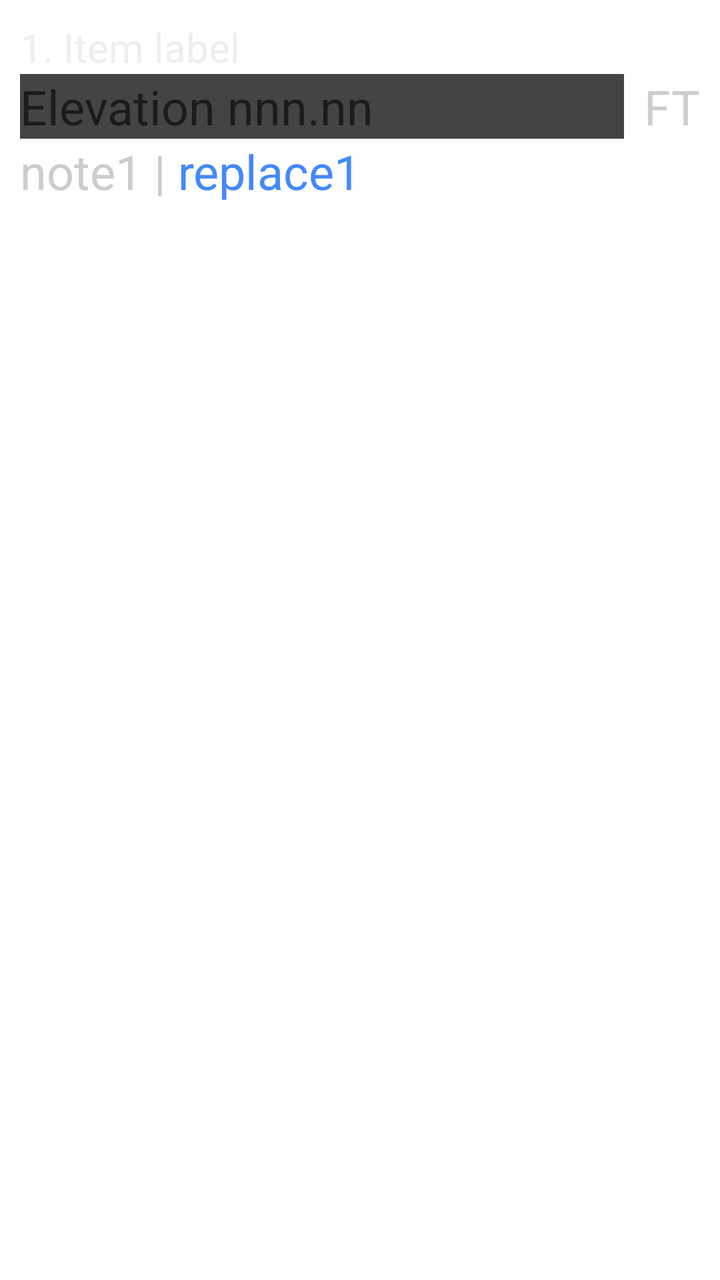
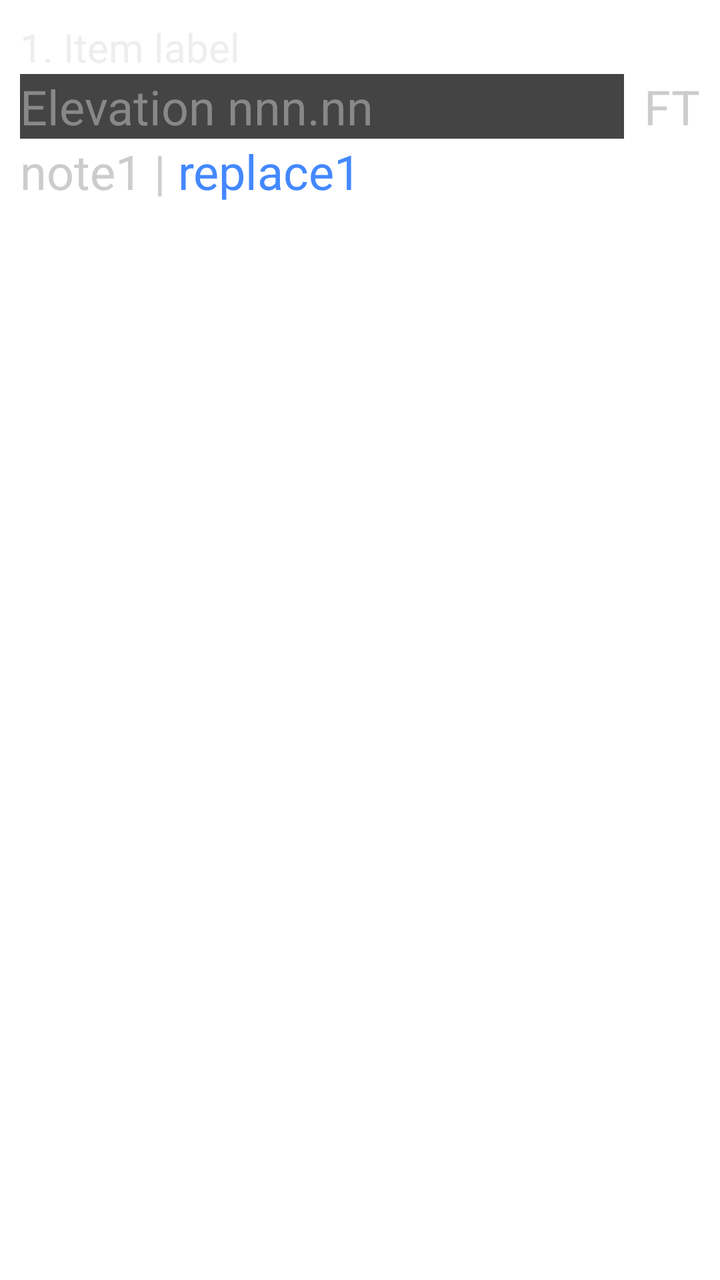

Compare the two renders of this Android layout. The source of the first and the diff that turns it into the second are given below.
<!-- AndroidManifest.xml: application theme Theme.Alluicomponents -->
<!-- res/layout/test1_con.xml -->
<?xml version="1.0" encoding="utf-8"?>
<androidx.constraintlayout.widget.ConstraintLayout xmlns:android="http://schemas.android.com/apk/res/android"
    xmlns:app="http://schemas.android.com/apk/res-auto"
    xmlns:tools="http://schemas.android.com/tools"
    android:layout_width="match_parent"
    android:layout_height="match_parent"
    android:padding="10dp"
    tools:background="#222">

    <TextView
        android:id="@+id/label1"
        android:layout_width="match_parent"
        android:layout_height="wrap_content"
        android:text="1. Item label"
        android:textColor="#eee"
        android:textSize="20dp"
        app:layout_constraintEnd_toEndOf="parent"
        app:layout_constraintStart_toStartOf="parent"
        app:layout_constraintTop_toTopOf="parent" />


    <EditText
        android:id="@+id/data"
        android:layout_width="0dp"
        android:layout_height="wrap_content"
        android:layout_below="@+id/label1"
        android:background="#444"
        android:foreground="@drawable/fg_panel"
        android:hint="Elevation nnn.nn"
        android:textSize="24dp"
        app:layout_constraintEnd_toStartOf="@+id/unit"
        app:layout_constraintStart_toStartOf="parent"
        app:layout_constraintTop_toBottomOf="@+id/label1" />

    <TextView
        android:id="@+id/unit"
        android:layout_width="wrap_content"
        android:layout_height="wrap_content"
        android:layout_marginStart="10dp"
        android:text="FT"
        android:textColor="#ccc"
        android:textSize="24dp"
        app:layout_constraintEnd_toEndOf="parent"
        app:layout_constraintStart_toEndOf="@+id/data"
        app:layout_constraintTop_toBottomOf="@+id/label1" />


    <TextView
        android:id="@+id/footer1"
        android:layout_width="wrap_content"
        android:layout_height="wrap_content"
        android:text="note1 | "
        android:textColor="#ccc"
        android:textSize="24dp"
        app:layout_constraintStart_toStartOf="parent"
        app:layout_constraintTop_toBottomOf="@+id/data" />

    <TextView
        android:id="@+id/footer2"
        android:layout_width="wrap_content"
        android:layout_height="wrap_content"
        android:text="replace1"
        android:textColor="#48f"
        android:textSize="24dp"
        app:layout_constraintStart_toEndOf="@+id/footer1"
        app:layout_constraintTop_toBottomOf="@+id/data" />


</androidx.constraintlayout.widget.ConstraintLayout>
<!-- resources referenced by this layout -->
<resources>
  <!-- drawable fg_panel (drawable) -->
  <?xml version="1.0" encoding="utf-8"?>
  <layer-list xmlns:android="http://schemas.android.com/apk/res/android">
      
      <item
          android:bottom="0dp"
          android:left="-4dp"
          android:right="-4dp"
          android:top="-4dp">
          <shape android:shape="rectangle">
              <stroke android:color="#f41" android:width="3dp" />
              <corners android:radius="8dp" />
          </shape>
      </item>
  </layer-list>
  <style name="Theme.Alluicomponents" parent="Theme.MaterialComponents.DayNight.DarkActionBar">
          
          <item name="colorPrimary">@color/purple_500</item>
          <item name="colorPrimaryVariant">@color/purple_700</item>
          <item name="colorOnPrimary">@color/white</item>
          
          <item name="colorSecondary">@color/teal_200</item>
          <item name="colorSecondaryVariant">@color/teal_700</item>
          <item name="colorOnSecondary">@color/black</item>
          
          <item name="android:statusBarColor">?attr/colorPrimaryVariant</item>
          
      </style>
  <color name="purple_500">#FF6200EE</color>
  <color name="purple_700">#FF3700B3</color>
  <color name="white">#FFFFFFFF</color>
  <color name="teal_200">#FF03DAC5</color>
  <color name="teal_700">#FF018786</color>
  <color name="black">#FF000000</color>
</resources>

<!-- the commit's change to res/layout/test1_con.xml (unified diff, before → after) -->
@@ -26,6 +26,10 @@
         android:layout_below="@+id/label1"
         android:background="#444"
         android:foreground="@drawable/fg_panel"
+        android:textColor="#fff"
+        android:textColorHint="#888"
+        android:inputType="text"
+        android:imeOptions="actionNext"
         android:hint="Elevation nnn.nn"
         android:textSize="24dp"
         app:layout_constraintEnd_toStartOf="@+id/unit"
